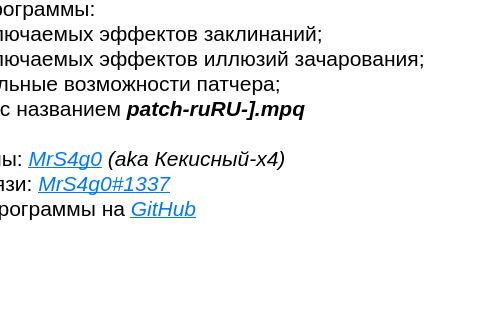
First picture: the form in QtGui/siruspatcherwindow.ui, repository MrSago/SirusPatcher, before the edit; both pictures show x 321 to 801 and y 111 to 431 of the 1000 by 690 pixel window.
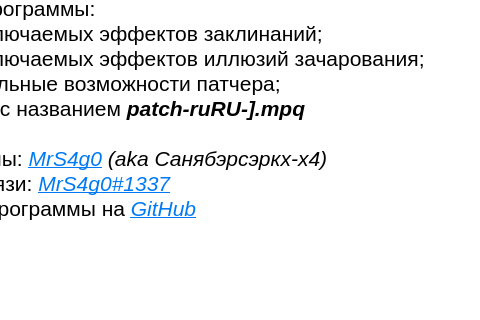
Second picture: the form after the edit. The open tabs and pages were chosen to show the change. Icons and pictures are not drawn. Custom widgets are drawn as their Qt base class.

Patch:
```diff
--- a/QtGui/siruspatcherwindow.ui
+++ b/QtGui/siruspatcherwindow.ui
@@ -599,7 +599,7 @@
 &lt;p style=&quot; margin-top:0px; margin-bottom:0px; margin-left:0px; margin-right:0px; -qt-block-indent:0; text-indent:0px;&quot;&gt;&lt;span style=&quot; font-size:16pt;&quot;&gt;    — дополнительные возможности патчера;&lt;/span&gt;&lt;/p&gt;
 &lt;p style=&quot; margin-top:0px; margin-bottom:0px; margin-left:0px; margin-right:0px; -qt-block-indent:0; text-indent:0px;&quot;&gt;&lt;span style=&quot; font-size:16pt;&quot;&gt;Патч создается с названием &lt;/span&gt;&lt;span style=&quot; font-size:16pt; font-weight:700; font-style:italic;&quot;&gt;patch-ruRU-].mpq&lt;/span&gt;&lt;/p&gt;
 &lt;p style=&quot;-qt-paragraph-type:empty; margin-top:0px; margin-bottom:0px; margin-left:0px; margin-right:0px; -qt-block-indent:0; text-indent:0px; font-size:16pt;&quot;&gt;&lt;br /&gt;&lt;/p&gt;
-&lt;p style=&quot; margin-top:0px; margin-bottom:0px; margin-left:0px; margin-right:0px; -qt-block-indent:0; text-indent:0px;&quot;&gt;&lt;span style=&quot; font-size:16pt;&quot;&gt;Автор программы: &lt;/span&gt;&lt;a href=&quot;https://github.com/MrSago&quot;&gt;&lt;span style=&quot; font-size:16pt; font-style:italic; text-decoration: underline; color:#007af4;&quot;&gt;MrS4g0&lt;/span&gt;&lt;/a&gt;&lt;span style=&quot; font-size:16pt;&quot;&gt; &lt;/span&gt;&lt;span style=&quot; font-size:16pt; font-style:italic;&quot;&gt;(aka Кекисный-x4)&lt;/span&gt;&lt;/p&gt;
+&lt;p style=&quot; margin-top:0px; margin-bottom:0px; margin-left:0px; margin-right:0px; -qt-block-indent:0; text-indent:0px;&quot;&gt;&lt;span style=&quot; font-size:16pt;&quot;&gt;Автор программы: &lt;/span&gt;&lt;a href=&quot;https://github.com/MrSago&quot;&gt;&lt;span style=&quot; font-size:16pt; font-style:italic; text-decoration: underline; color:#007af4;&quot;&gt;MrS4g0&lt;/span&gt;&lt;/a&gt;&lt;span style=&quot; font-size:16pt;&quot;&gt; &lt;/span&gt;&lt;span style=&quot; font-size:16pt; font-style:italic;&quot;&gt;(aka Санябэрсэркх-x4)&lt;/span&gt;&lt;/p&gt;
 &lt;p style=&quot; margin-top:0px; margin-bottom:0px; margin-left:0px; margin-right:0px; -qt-block-indent:0; text-indent:0px;&quot;&gt;&lt;span style=&quot; font-size:16pt;&quot;&gt;Дискорд для связи: &lt;/span&gt;&lt;a href=&quot;https://discord.com/users/234742888666234880&quot;&gt;&lt;span style=&quot; font-size:16pt; font-style:italic; text-decoration: underline; color:#007af4;&quot;&gt;MrS4g0#1337&lt;/span&gt;&lt;/a&gt;&lt;/p&gt;
 &lt;p style=&quot; margin-top:0px; margin-bottom:0px; margin-left:0px; margin-right:0px; -qt-block-indent:0; text-indent:0px;&quot;&gt;&lt;span style=&quot; font-size:16pt;&quot;&gt;Исходный код программы на &lt;/span&gt;&lt;a href=&quot;https://github.com/MrSago/SirusPatcher&quot;&gt;&lt;span style=&quot; font-size:16pt; font-style:italic; text-decoration: underline; color:#007af4;&quot;&gt;GitHub&lt;/span&gt;&lt;/a&gt;&lt;/p&gt;&lt;/body&gt;&lt;/html&gt;</string>
       </property>
```
